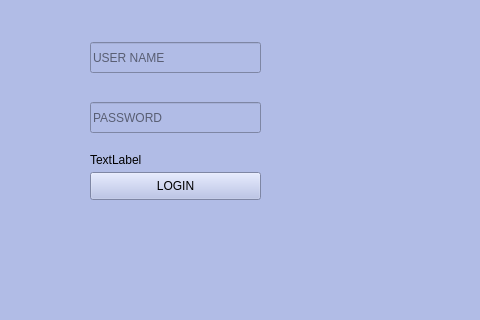
Above: ui/teacherLoginPage.ui from fbucak/school-management-system before the change; both pictures show x 210 to 690 and y 178 to 498 of the 800 by 600 pixel window. Below: the same form after it.
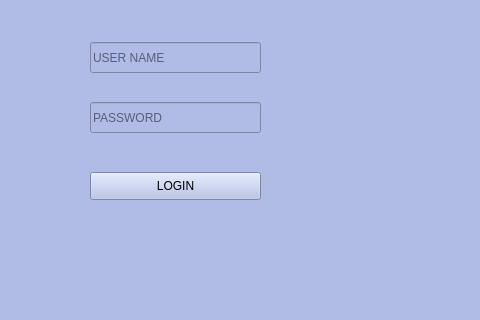
That is the form after the change.

What changed in the file:
```diff
--- a/ui/teacherLoginPage.ui
+++ b/ui/teacherLoginPage.ui
@@ -86,12 +86,12 @@
      <rect>
       <x>300</x>
       <y>330</y>
-      <width>55</width>
+      <width>301</width>
       <height>16</height>
      </rect>
     </property>
     <property name="text">
-     <string>TextLabel</string>
+     <string/>
     </property>
    </widget>
   </widget>
```
Left out of the diff: 3 changed lines with no effect on the pictures.
